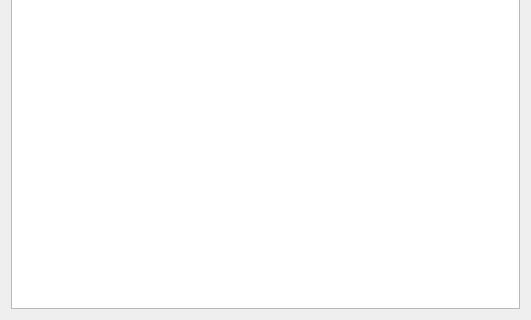
Above: GalaxyGame/Student/highscores.ui from cronos23/spacewaifus before the change; both pictures show x 0 to 531 and y 363 to 683 of the 531 by 683 pixel window. Below: the same form after it.
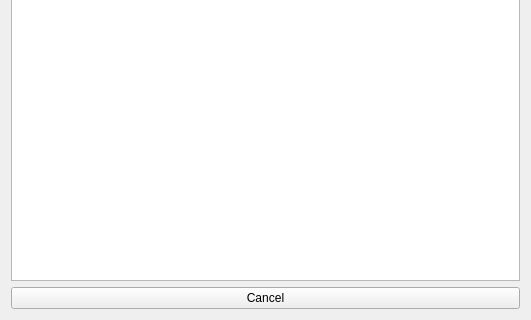
That is the form after the change.

Patch:
```diff
--- a/GalaxyGame/Student/highscores.ui
+++ b/GalaxyGame/Student/highscores.ui
@@ -31,7 +31,29 @@
     </widget>
    </item>
    <item row="1" column="1">
-    <widget class="QListWidget" name="listWidget"/>
+    <widget class="QListWidget" name="listWidget">
+     <property name="font">
+      <font>
+       <family>Serif</family>
+       <pointsize>14</pointsize>
+       <weight>75</weight>
+       <bold>true</bold>
+      </font>
+     </property>
+     <property name="textElideMode">
+      <enum>Qt::ElideLeft</enum>
+     </property>
+     <property name="sortingEnabled">
+      <bool>false</bool>
+     </property>
+    </widget>
+   </item>
+   <item row="2" column="1">
+    <widget class="QPushButton" name="pushButton">
+     <property name="text">
+      <string>Cancel</string>
+     </property>
+    </widget>
    </item>
   </layout>
  </widget>
```
Left out of the diff: 19 changed lines with no effect on the pictures.
